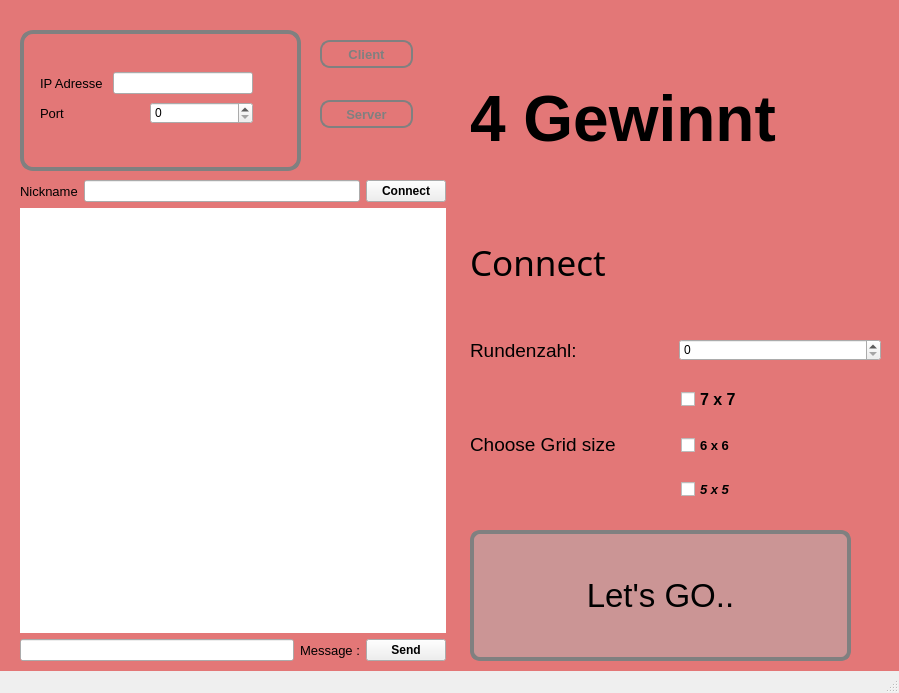
Above: vierGewinnt/mainwindow.ui from IhebTrabelsi/4Gewinnt before the change. Below: the same form after it.
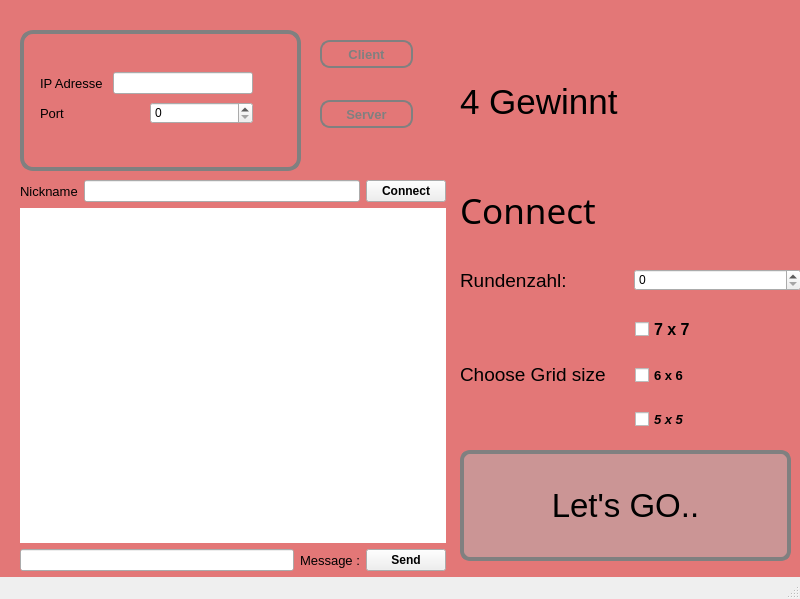
That is the form after the change.

Patch:
```diff
--- a/vierGewinnt/mainwindow.ui
+++ b/vierGewinnt/mainwindow.ui
@@ -6,8 +6,8 @@
    <rect>
     <x>0</x>
     <y>0</y>
-    <width>899</width>
-    <height>693</height>
+    <width>800</width>
+    <height>599</height>
    </rect>
   </property>
   <property name="windowTitle">
@@ -51,10 +51,10 @@
    <widget class="QPushButton" name="pushButton">
     <property name="geometry">
      <rect>
-      <x>470</x>
-      <y>530</y>
-      <width>381</width>
-      <height>131</height>
+      <x>460</x>
+      <y>450</y>
+      <width>331</width>
+      <height>111</height>
      </rect>
     </property>
     <property name="font">
@@ -72,9 +72,9 @@
    <widget class="QWidget" name="horizontalLayoutWidget">
     <property name="geometry">
      <rect>
-      <x>470</x>
-      <y>370</y>
-      <width>416</width>
+      <x>460</x>
+      <y>300</y>
+      <width>344</width>
       <height>148</height>
      </rect>
     </property>
@@ -261,7 +261,7 @@
       <x>20</x>
       <y>180</y>
       <width>426</width>
-      <height>481</height>
+      <height>391</height>
      </rect>
     </property>
     <layout class="QVBoxLayout" name="verticalLayout_2">
@@ -349,10 +349,10 @@
    <widget class="QWidget" name="layoutWidget">
     <property name="geometry">
      <rect>
-      <x>470</x>
+      <x>460</x>
       <y>50</y>
-      <width>481</width>
-      <height>281</height>
+      <width>311</width>
+      <height>211</height>
      </rect>
     </property>
     <layout class="QVBoxLayout" name="verticalLayout_4">
@@ -360,9 +360,9 @@
       <widget class="QLabel" name="label_5">
        <property name="font">
         <font>
-         <pointsize>48</pointsize>
-         <weight>75</weight>
-         <bold>true</bold>
+         <pointsize>26</pointsize>
+         <weight>50</weight>
+         <bold>false</bold>
         </font>
        </property>
        <property name="text">
@@ -388,9 +388,9 @@
    <widget class="QWidget" name="horizontalLayoutWidget_3">
     <property name="geometry">
      <rect>
-      <x>470</x>
-      <y>330</y>
-      <width>411</width>
+      <x>460</x>
+      <y>260</y>
+      <width>341</width>
       <height>41</height>
      </rect>
     </property>
```
